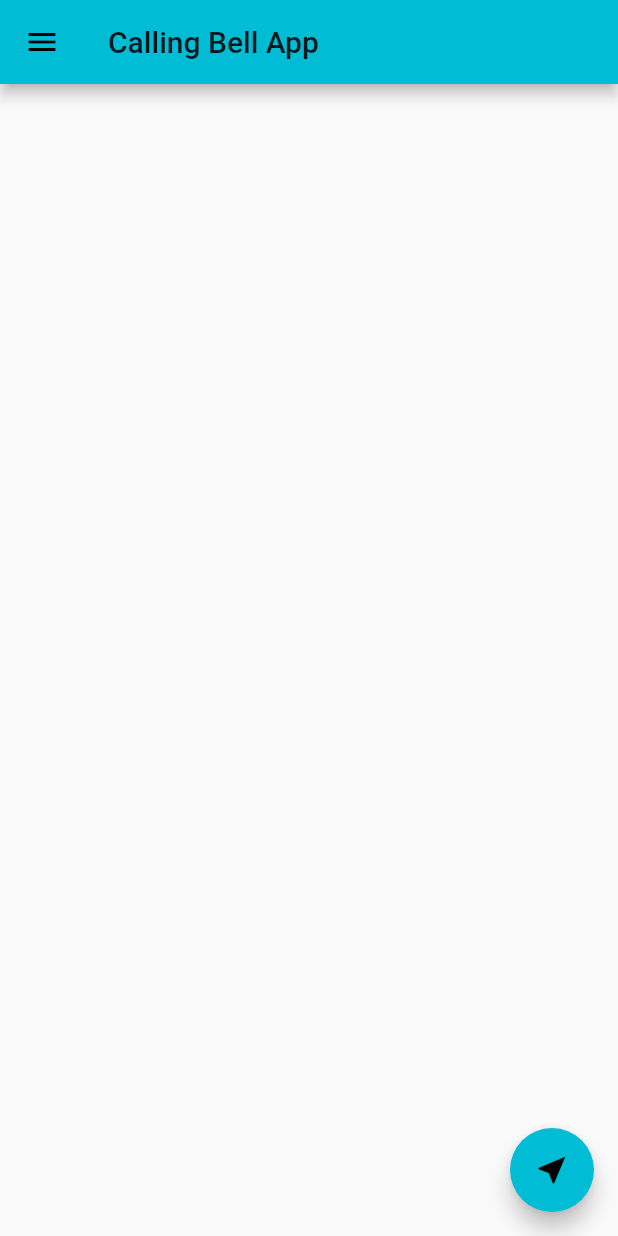
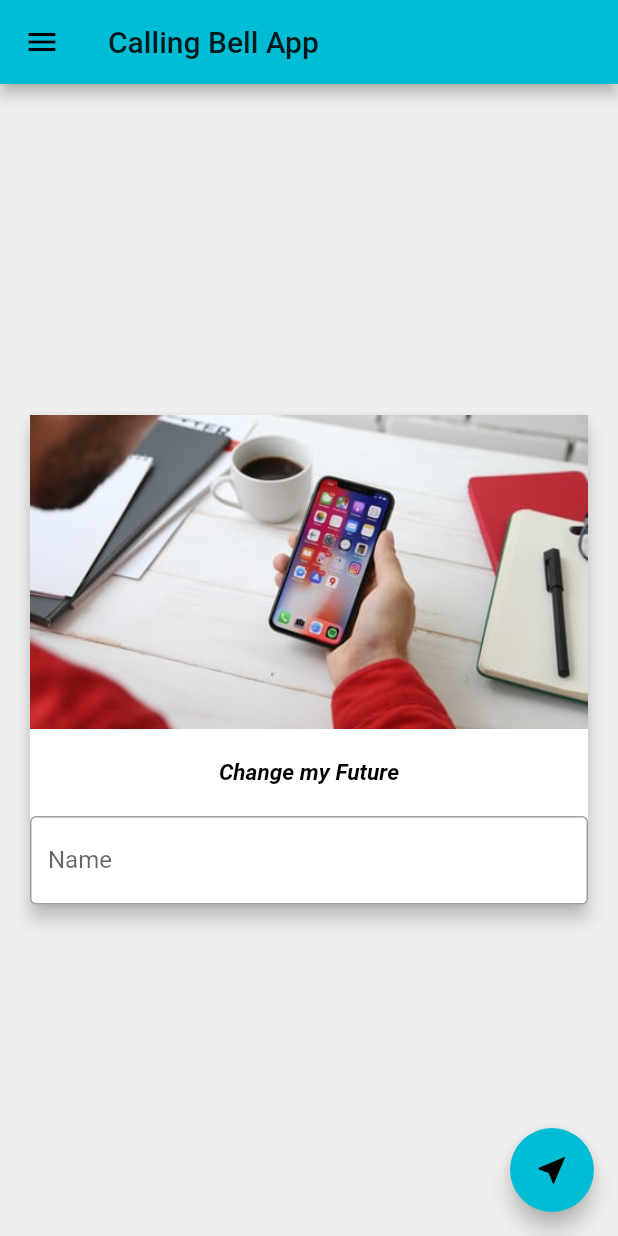
Before and after one commit to nazaifcru/flutter-learning, a Flutter app: the screen it shows after launch, on a phone screen of 412 x 824 dp. Run offline on Flutter 3.47's test engine with Material 2 defaults, Android fonts, the phone set to English and light mode, and no system bars.

Commit message:
Card & TextField

```diff
--- a/lib/main.dart
+++ b/lib/main.dart
@@ -6,10 +6,20 @@ void main() => runApp(MaterialApp(
       debugShowCheckedModeBanner: false,
     ));
 
-class MyHomePage extends StatelessWidget {
+class MyHomePage extends StatefulWidget {
+  @override
+  _MyHomePageState createState() => _MyHomePageState();
+}
+
+class _MyHomePageState extends State<MyHomePage> {
+
+  var _myText = "Change my Future";
+  TextEditingController _controller = TextEditingController();
+
   @override
   Widget build(BuildContext context) {
     return Scaffold(
+      backgroundColor: Colors.grey[200],
       appBar: AppBar(
         title: Text("Calling Bell App"),
       ),
@@ -51,8 +61,48 @@ class MyHomePage extends StatelessWidget {
         ),
       ),
       floatingActionButton: FloatingActionButton(
-        onPressed: () {},
+        onPressed: () {
+          _myText = _controller.text;
+          setState(() {});
+        },
         child: Icon(Icons.near_me),
+      ),
+      body: Center(
+        child: Padding(
+          padding: const EdgeInsets.all(16),
+          child: SingleChildScrollView(
+            child: Card(
+              elevation: 5,
+              child: Column(
+                children: <Widget>[
+                  Image.asset("assets/img.jpeg"),
+                  SizedBox(
+                    height: 20,
+                  ),
+                  Text(_myText,
+                  style: TextStyle(
+                    fontSize: 15,
+                    fontStyle: FontStyle.italic,
+                    fontWeight: FontWeight.bold,
+                    color: Colors.black
+                    ),
+                  ),
+                  SizedBox(
+                    height: 20,
+                  ),
+                  TextField(
+                    controller: _controller,
+                    decoration: InputDecoration(
+                      border: OutlineInputBorder(),
+                      labelText: "Name",
+                      hintText: "with initial",
+                    ),
+                  )
+                ],
+              ),
+            ),
+          ),
+        ),
       ),
     );
   }
```
Also changed, not shown: pubspec.yaml (+3 -4 lines), assets/img.jpeg (added), 1 other file.
